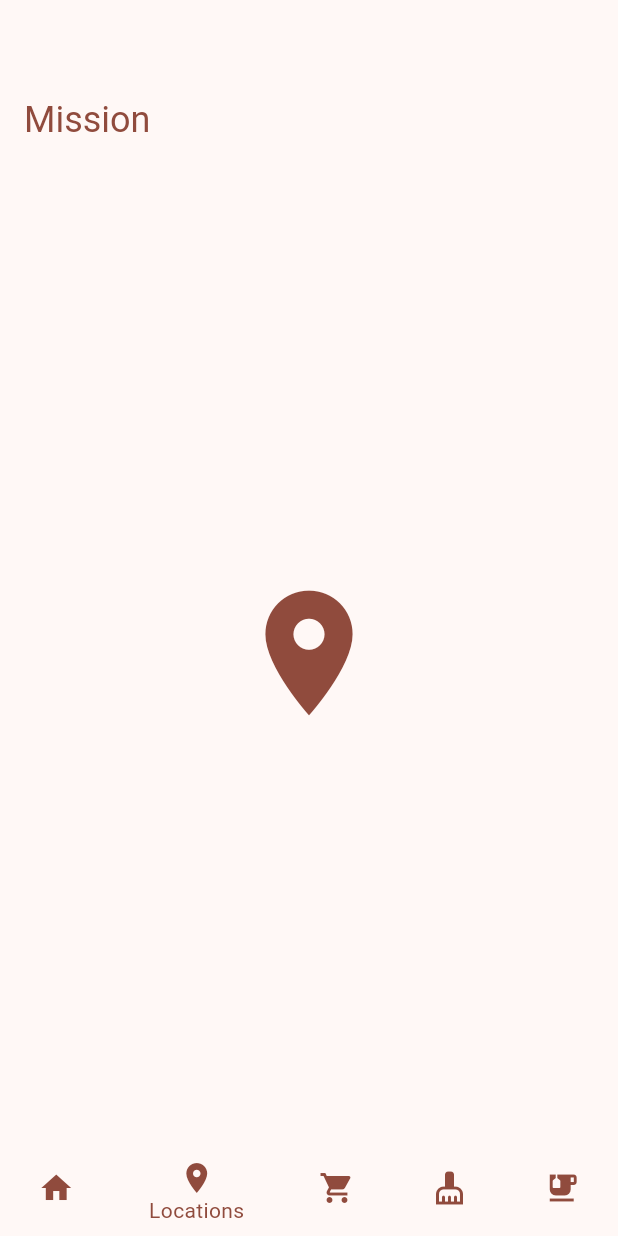
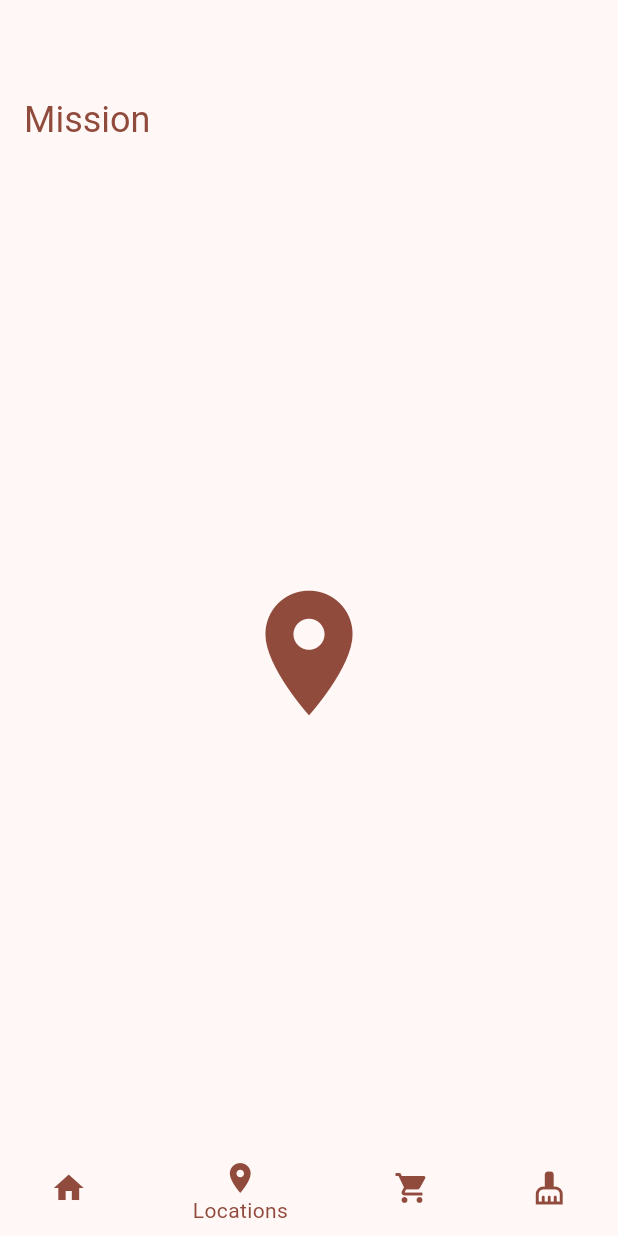
Before and after one commit to Oliver-Form/mission, a Flutter app: the screen it shows after launch, item 2 of the bottom bar chosen, on a phone screen of 412 x 824 dp. Run offline on Flutter 3.47's test engine with Material 3 defaults, Android fonts, the phone set to English and light mode, and no system bars; our stand-ins replace cloud_firestore, firebase_core; accounts and stored records are empty; generated files the repository leaves out were written again; Roboto replaces fonts that are missing (Georgia).

Commit message:
removed the dishes page

```diff
--- a/lib/main.dart
+++ b/lib/main.dart
@@ -48,7 +48,6 @@ class _MyHomePageState extends State<MyHomePage> {
     Icons.location_on,
     Icons.shopping_cart,
     Icons.cleaning_services,
-    Icons.emoji_food_beverage,
   ];
 
   void _onItemTapped(int index) {
@@ -99,7 +98,6 @@ class _MyHomePageState extends State<MyHomePage> {
           BottomNavigationBarItem(icon: Icon(Icons.location_on), label: 'Locations'),
           BottomNavigationBarItem(icon: Icon(Icons.shopping_cart), label: 'Groceries'),
           BottomNavigationBarItem(icon: Icon(Icons.cleaning_services), label: 'Cleaning'),
-          BottomNavigationBarItem(icon: Icon(Icons.emoji_food_beverage), label: 'Dishes'),
         ],
         currentIndex: _selectedIndex,
         onTap: _onItemTapped,
```
